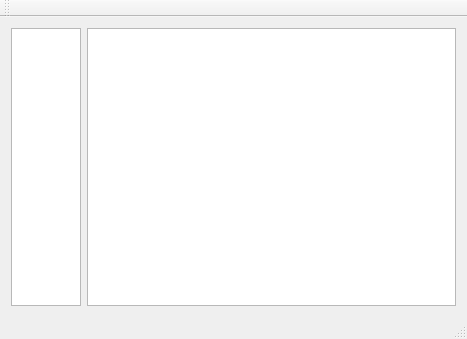
Before: the Qt Designer form lr-qt/untitled/mainwindow.ui in hudvin/lightroom-mintaka, drawn with Qt 5.
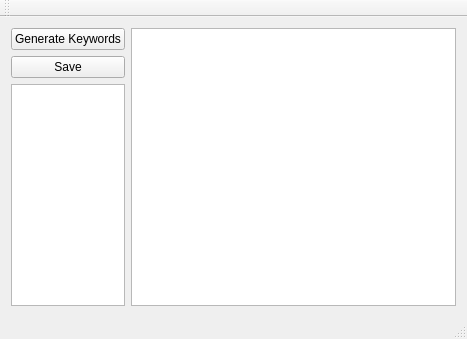
After: the same form once the commit is applied.

Commit message: change layout, add two buttons with simple handlers

The edit to the form file:
```diff
--- a/lr-qt/untitled/mainwindow.ui
+++ b/lr-qt/untitled/mainwindow.ui
@@ -20,34 +20,29 @@
      <verstretch>0</verstretch>
     </sizepolicy>
    </property>
-   <layout class="QGridLayout" name="gridLayout">
-    <item row="0" column="1">
+   <layout class="QHBoxLayout" name="horizontalLayout_3">
+    <item>
      <layout class="QHBoxLayout" name="horizontalLayout">
       <property name="sizeConstraint">
        <enum>QLayout::SetDefaultConstraint</enum>
       </property>
       <item>
-       <widget class="QListWidget" name="lrImages">
-        <property name="showDropIndicator" stdset="0">
-         <bool>false</bool>
-        </property>
-        <property name="dragDropMode">
-         <enum>QAbstractItemView::NoDragDrop</enum>
-        </property>
-        <property name="movement">
-         <enum>QListView::Static</enum>
-        </property>
-        <property name="resizeMode">
-         <enum>QListView::Adjust</enum>
-        </property>
-        <property name="viewMode">
-         <enum>QListView::IconMode</enum>
-        </property>
-       </widget>
-      </item>
-     </layout>
-    </item>
-    <item row="0" column="0">
+       <layout class="QVBoxLayout" name="verticalLayout_6">
+        <item>
+         <widget class="QPushButton" name="generateKeywordsBtn">
+          <property name="text">
+           <string>Generate Keywords</string>
+          </property>
+         </widget>
+        </item>
+        <item>
+         <widget class="QPushButton" name="saveBtn">
+          <property name="text">
+           <string>Save</string>
+          </property>
+         </widget>
+        </item>
+        <item>
      <widget class="QTableView" name="keywordsTable">
       <property name="sizePolicy">
        <sizepolicy hsizetype="Minimum" vsizetype="Expanding">
@@ -89,6 +84,29 @@
        <number>15</number>
       </attribute>
      </widget>
+        </item>
+       </layout>
+      </item>
+      <item>
+       <widget class="QListWidget" name="lrImages">
+        <property name="showDropIndicator" stdset="0">
+         <bool>false</bool>
+        </property>
+        <property name="dragDropMode">
+         <enum>QAbstractItemView::NoDragDrop</enum>
+        </property>
+        <property name="movement">
+         <enum>QListView::Static</enum>
+        </property>
+        <property name="resizeMode">
+         <enum>QListView::Adjust</enum>
+        </property>
+        <property name="viewMode">
+         <enum>QListView::IconMode</enum>
+        </property>
+       </widget>
+      </item>
+     </layout>
     </item>
    </layout>
   </widget>
```
Lines whose indentation alone changed are shown as unchanged. The commit also changes 5 other files.
